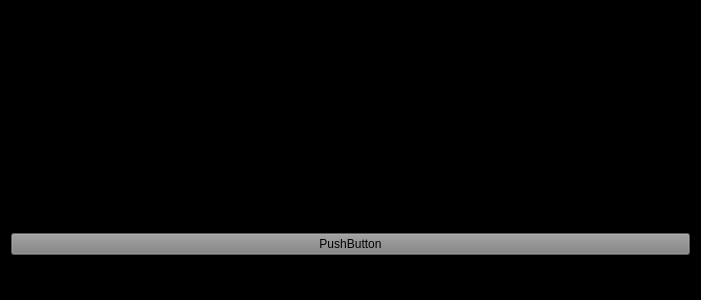
First picture: the form in src/ViewLayer/SongListUI.ui, repository UCSolarCarTeam/Epsilon-Onboard-Media-Control, before the edit.
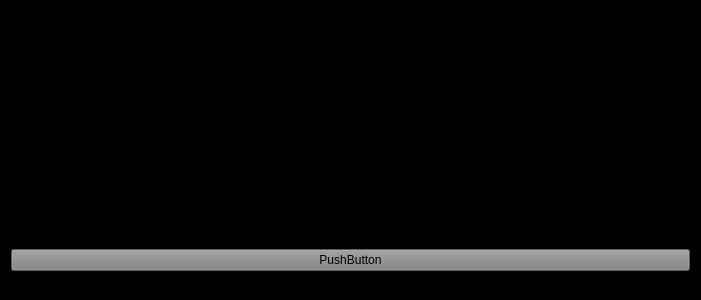
Second picture: the form after the edit.

```diff
--- a/src/ViewLayer/SongListUI.ui
+++ b/src/ViewLayer/SongListUI.ui
@@ -28,13 +28,13 @@
      <property name="minimumSize">
       <size>
        <width>665</width>
-       <height>150</height>
+       <height>200</height>
       </size>
      </property>
      <property name="maximumSize">
       <size>
        <width>665</width>
-       <height>150</height>
+       <height>200</height>
       </size>
      </property>
      <property name="autoFillBackground">
```
